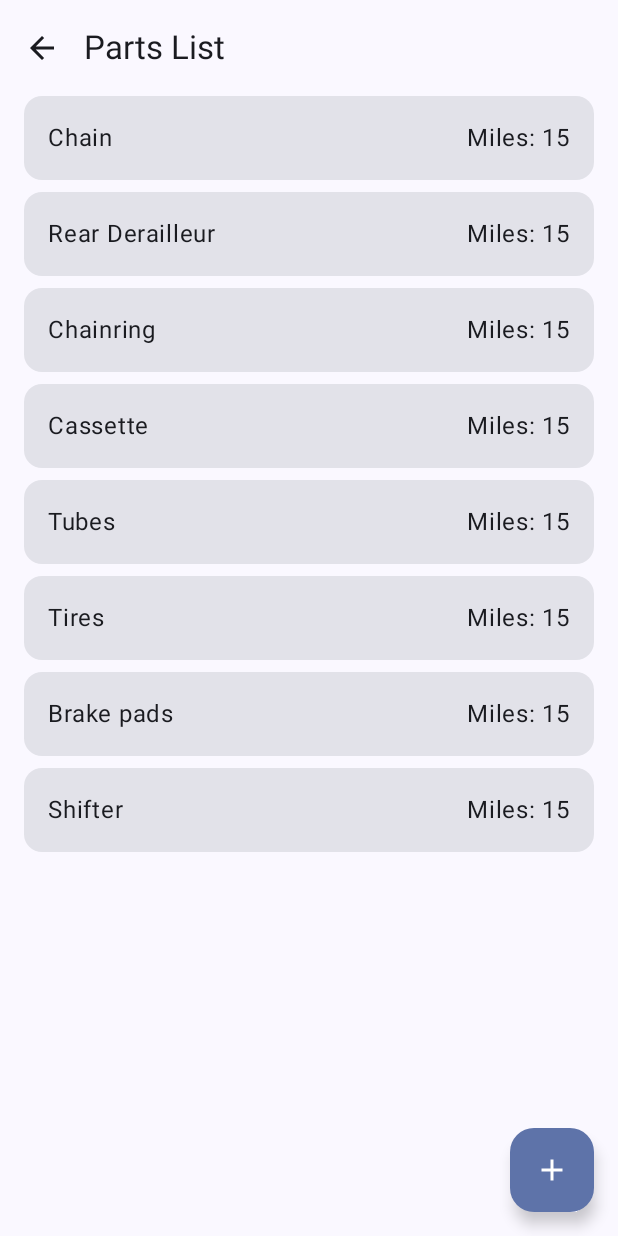
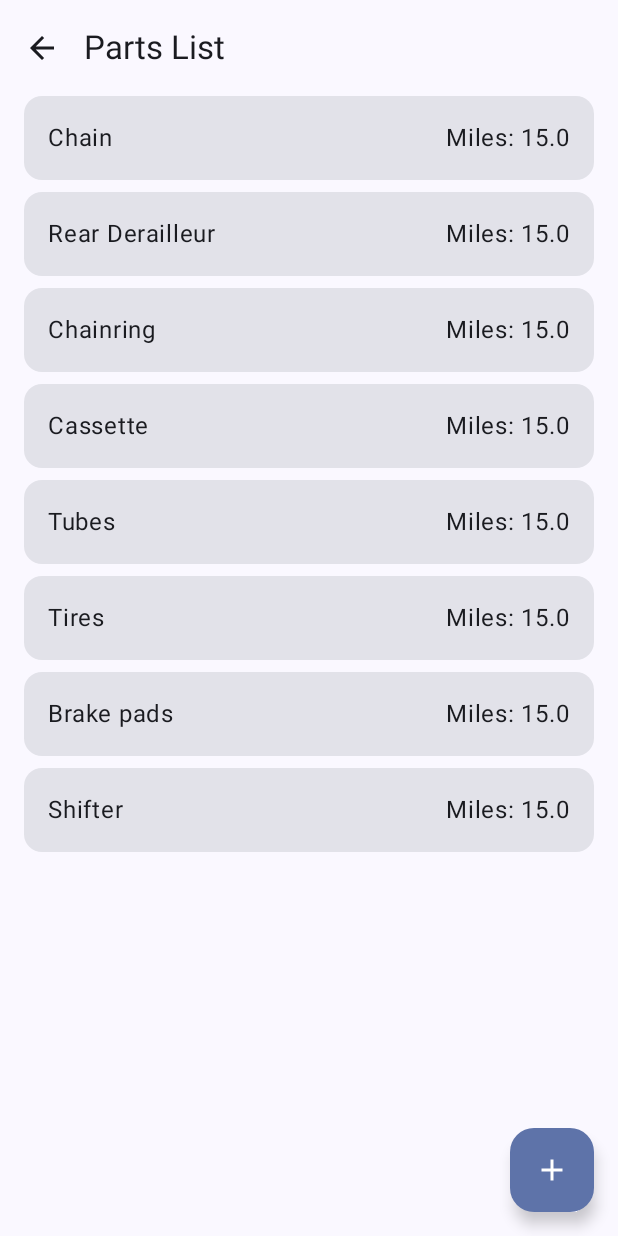
Before and after one commit to 3XAY/CycleMech, an Android app built with Jetpack Compose: the PartsScreen screen opened through its navigation route, on a phone screen of 412 x 824 dp. Run offline under Robolectric (Android 15) with nearby library versions, the phone set to English and light mode, and no system bars.

Commit message:
Change miles from Int to Float
Allows mile tracking to be more granular and accurate

```diff
--- a/Android Project/app/src/main/java/com/xyzian/cyclemech/MilesScreen.kt
+++ b/Android Project/app/src/main/java/com/xyzian/cyclemech/MilesScreen.kt
@@ -71,11 +71,11 @@ fun MilesScreen(navController: NavController){
                 Button(
                     onClick = {
                         if(miles >= 1){
-                            miles--
+                            miles-=0.5F
                             prefsManager.setMiles(miles)
                         }
                         else{
-                            miles = 0
+                            miles = 0.0F
                             prefsManager.setMiles(miles)
                         }
                     }
@@ -84,7 +84,7 @@ fun MilesScreen(navController: NavController){
                 }
                 Button(
                     onClick = {
-                        miles++
+                        miles+=0.5F
                         prefsManager.setMiles(miles)
                     }
                 ) {
--- a/Android Project/app/src/main/java/com/xyzian/cyclemech/PartsRepository.kt
+++ b/Android Project/app/src/main/java/com/xyzian/cyclemech/PartsRepository.kt
@@ -29,14 +29,14 @@ class PartsRepository (context: Context){
             gson.fromJson(json, type)
         } else{
             listOf(
-                BikePart(1, "Chain", "Shimano", "CN-HG54", 15, 0, 100,"", 25.00, "10 Speed, Amazon"),
-                BikePart(2, "Rear Derailleur", "Microshift", "Advent X", 15, 0, 100,"",  63.00, "With clutch, 365 Cycles"),
-                BikePart(3, "Chainring", "Deckas", "N/A", 15, 0, 100,  "", 10.00, "38T 104BCD, Amazon"),
-                BikePart(4, "Cassette", "Microshift", "Advent X E-Series", 15, 0, 100, "", 47.00, "Amazon"),
-                BikePart(5, "Tubes", "Goodyear", "N/A", 15, 0, 100,  "", 12.00, "Walmart"),
-                BikePart(6, "Tires", "Continental", "Cross King", 15, 0, 100,  "", 63.00, "26x2.2, Al's (swapped in bike shop)"),
-                BikePart(7, "Brake pads", "CNC", "N/A", 15, 0, 100,  "", 5.00, "Part of a whole set ($27), Amazon"),
-                BikePart(8, "Shifter", "Shimano", "SL-M6000", 15, 0, 100,  "", 28.00, "Amazon")
+                BikePart(1, "Chain", "Shimano", "CN-HG54", 15F, 0F, 100F,"", 25.00, "10 Speed, Amazon"),
+                BikePart(2, "Rear Derailleur", "Microshift", "Advent X", 15F, 0F, 100F,"",  63.00, "With clutch, 365 Cycles"),
+                BikePart(3, "Chainring", "Deckas", "N/A", 15F, 0F, 100F,  "", 10.00, "38T 104BCD, Amazon"),
+                BikePart(4, "Cassette", "Microshift", "Advent X E-Series", 15F, 0F, 100F, "", 47.00, "Amazon"),
+                BikePart(5, "Tubes", "Goodyear", "N/A", 15F, 0F, 100F,  "", 12.00, "Walmart"),
+                BikePart(6, "Tires", "Continental", "Cross King", 15F, 0F, 100F,  "", 63.00, "26x2.2, Al's (swapped in bike shop)"),
+                BikePart(7, "Brake pads", "CNC", "N/A", 15F, 0F, 100F,  "", 5.00, "Part of a whole set ($27), Amazon"),
+                BikePart(8, "Shifter", "Shimano", "SL-M6000", 15F, 0F, 100F,  "", 28.00, "Amazon")
             )
         }
     }
--- a/Android Project/app/src/main/java/com/xyzian/cyclemech/PartsScreen.kt
+++ b/Android Project/app/src/main/java/com/xyzian/cyclemech/PartsScreen.kt
@@ -33,9 +33,9 @@ data class BikePart(
     val name: String,
     val brand: String,
     val model: String,
-    val miles: Int,
-    val startMiles: Int,
-    val endMiles: Int,
+    val miles: Float,
+    val startMiles: Float,
+    val endMiles: Float,
     val dateInstalled: String,
     val price: Double,
     val notes: String
@@ -184,9 +184,9 @@ fun AddPartDialog(
                         name = partName,
                         brand = partBrand,
                         model = partModel,
-                        miles = 0,
+                        miles = 0.0F,
                         startMiles = SharedPreferences.getMiles(),
-                        endMiles = partEndMiles.toIntOrNull() ?: 0,
+                        endMiles = partEndMiles.toFloatOrNull() ?: 0.0F,
                         dateInstalled = partDateInstalled,
                         price = partPrice.toDoubleOrNull() ?: 0.0,
                         notes = partNotes
```
Also changed, not shown: Android Project/app/src/main/java/com/xyzian/cyclemech/SharedPreferencesManager.kt (+4 -4 lines).
